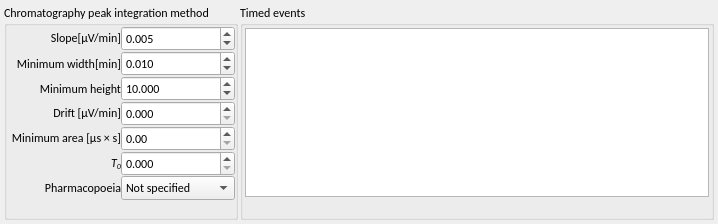
qtplatz/qtplatz, file src/libs/adwidgets/peakmethodform.ui: the form before one commit.
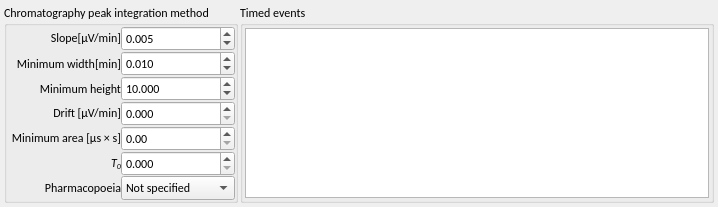
The form after the commit. Custom widgets are drawn as their Qt base class.

What changed in the file:
```diff
--- a/src/libs/adwidgets/peakmethodform.ui
+++ b/src/libs/adwidgets/peakmethodform.ui
@@ -7,11 +7,11 @@
     <x>0</x>
     <y>0</y>
     <width>718</width>
-    <height>224</height>
+    <height>165</height>
    </rect>
   </property>
   <property name="sizePolicy">
-   <sizepolicy hsizetype="Preferred" vsizetype="Minimum">
+   <sizepolicy hsizetype="Expanding" vsizetype="Preferred">
     <horstretch>0</horstretch>
     <verstretch>0</verstretch>
    </sizepolicy>
@@ -47,6 +47,9 @@
        <property name="title">
         <string>Chromatography peak integration method</string>
        </property>
+       <property name="alignment">
+        <set>Qt::AlignLeading|Qt::AlignLeft|Qt::AlignTop</set>
+       </property>
        <layout class="QGridLayout" name="gridLayout_2">
         <property name="leftMargin">
          <number>0</number>
@@ -244,19 +247,6 @@
           </property>
          </widget>
         </item>
-        <item row="7" column="1">
-         <spacer name="verticalSpacer">
-          <property name="orientation">
-           <enum>Qt::Vertical</enum>
-          </property>
-          <property name="sizeHint" stdset="0">
-           <size>
-            <width>20</width>
-            <height>40</height>
-           </size>
-          </property>
-         </spacer>
-        </item>
        </layout>
       </widget>
      </item>
@@ -265,6 +255,9 @@
        <property name="title">
         <string>Timed events</string>
        </property>
+       <property name="alignment">
+        <set>Qt::AlignLeading|Qt::AlignLeft|Qt::AlignTop</set>
+       </property>
        <layout class="QVBoxLayout" name="verticalLayout">
         <property name="spacing">
          <number>2</number>
@@ -282,25 +275,31 @@
          <number>2</number>
         </property>
         <item>
-         <layout class="QHBoxLayout" name="horizontalLayout_3">
+         <layout class="QVBoxLayout" name="verticalLayout_2">
           <item>
-           <widget class="adwidgets::TableView" name="tableView"/>
+           <widget class="adwidgets::TableView" name="tableView">
+            <property name="sizePolicy">
+             <sizepolicy hsizetype="Expanding" vsizetype="Preferred">
+              <horstretch>0</horstretch>
+              <verstretch>0</verstretch>
+             </sizepolicy>
+            </property>
+            <property name="maximumSize">
+             <size>
+              <width>16777215</width>
+              <height>240</height>
+             </size>
+            </property>
+            <property name="baseSize">
+             <size>
+              <width>0</width>
+              <height>0</height>
+             </size>
+            </property>
+           </widget>
           </item>
          </layout>
         </item>
-        <item>
-         <spacer name="verticalSpacer_2">
-          <property name="orientation">
-           <enum>Qt::Vertical</enum>
-          </property>
-          <property name="sizeHint" stdset="0">
-           <size>
-            <width>20</width>
-            <height>40</height>
-           </size>
-          </property>
-         </spacer>
-        </item>
        </layout>
       </widget>
      </item>
```
Left out of the diff: 72 changed lines with no effect on the pictures.
